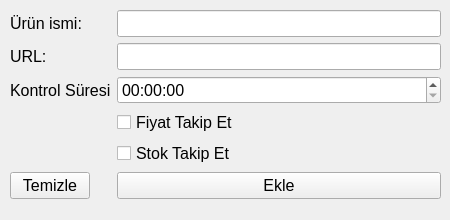
First picture: the form in Python/Design/UrunEkleForm.ui, repository Afkborn/price-tracker-with-GUI, before the edit.
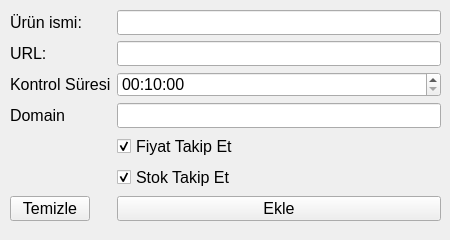
Second picture: the form after the edit.

```diff
--- a/Python/Design/UrunEkleForm.ui
+++ b/Python/Design/UrunEkleForm.ui
@@ -7,13 +7,13 @@
     <x>0</x>
     <y>0</y>
     <width>450</width>
-    <height>220</height>
+    <height>240</height>
    </rect>
   </property>
   <property name="maximumSize">
    <size>
     <width>450</width>
-    <height>220</height>
+    <height>240</height>
    </size>
   </property>
   <property name="font">
@@ -30,7 +30,7 @@
      <x>10</x>
      <y>10</y>
      <width>431</width>
-     <height>201</height>
+     <height>211</height>
     </rect>
    </property>
    <layout class="QFormLayout" name="formLayout">
@@ -76,11 +76,14 @@
       </property>
      </widget>
     </item>
-    <item row="3" column="1">
+    <item row="4" column="1">
      <widget class="QCheckBox" name="urun_fiyat_takip_cb">
       <property name="text">
        <string>Fiyat Takip Et</string>
       </property>
+      <property name="checked">
+       <bool>true</bool>
+      </property>
      </widget>
     </item>
     <item row="2" column="0">
@@ -90,30 +93,61 @@
       </property>
      </widget>
     </item>
-    <item row="4" column="1">
+    <item row="5" column="1">
      <widget class="QCheckBox" name="urun_stok_takip_cb">
       <property name="text">
        <string>Stok Takip Et</string>
       </property>
+      <property name="checked">
+       <bool>true</bool>
+      </property>
      </widget>
     </item>
     <item row="2" column="1">
-     <widget class="QTimeEdit" name="urun_kontrol_suresi_time"/>
+     <widget class="QTimeEdit" name="urun_kontrol_suresi_time">
+      <property name="currentSection">
+       <enum>QDateTimeEdit::HourSection</enum>
+      </property>
+      <property name="displayFormat">
+       <string>HH:mm:ss</string>
+      </property>
+      <property name="time">
+       <time>
+        <hour>0</hour>
+        <minute>10</minute>
+        <second>0</second>
+       </time>
+      </property>
+     </widget>
     </item>
-    <item row="5" column="1">
+    <item row="6" column="1">
      <widget class="QPushButton" name="urun_ekle_button">
       <property name="text">
        <string>Ekle</string>
       </property>
      </widget>
     </item>
-    <item row="5" column="0">
+    <item row="6" column="0">
      <widget class="QPushButton" name="urun_temizle_button">
       <property name="text">
        <string>Temizle</string>
       </property>
      </widget>
     </item>
+    <item row="3" column="1">
+     <widget class="QLineEdit" name="urun_domain_edit">
+      <property name="readOnly">
+       <bool>true</bool>
+      </property>
+     </widget>
+    </item>
+    <item row="3" column="0">
+     <widget class="QLabel" name="label_4">
+      <property name="text">
+       <string>Domain</string>
+      </property>
+     </widget>
+    </item>
    </layout>
   </widget>
  </widget>
```
